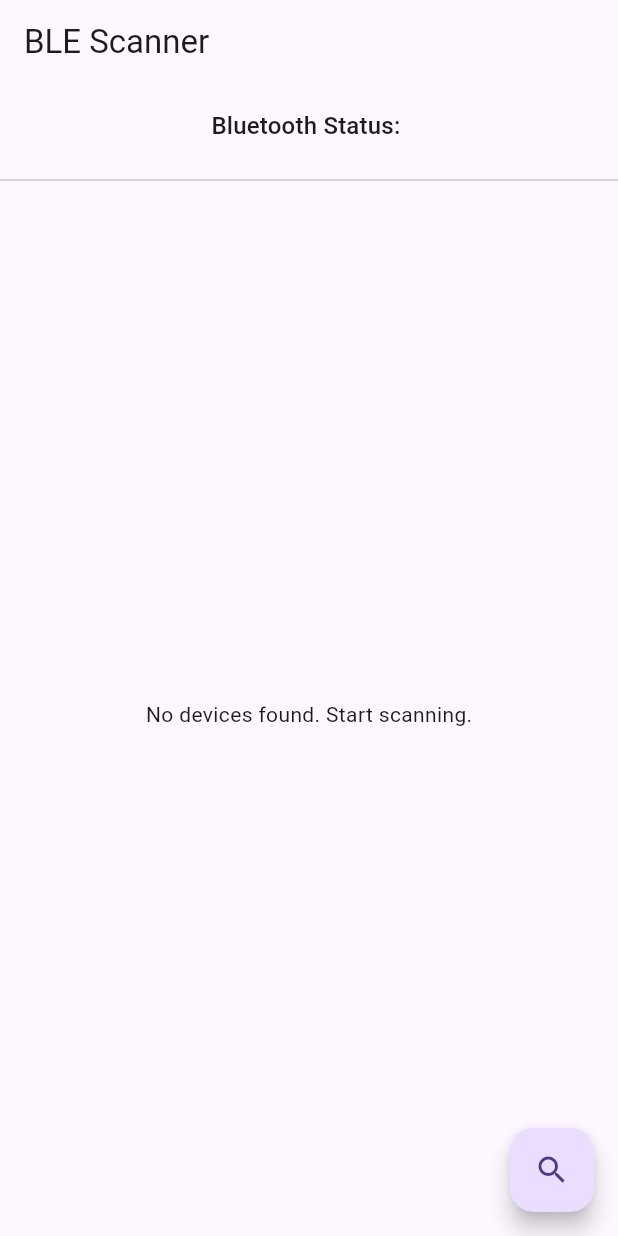
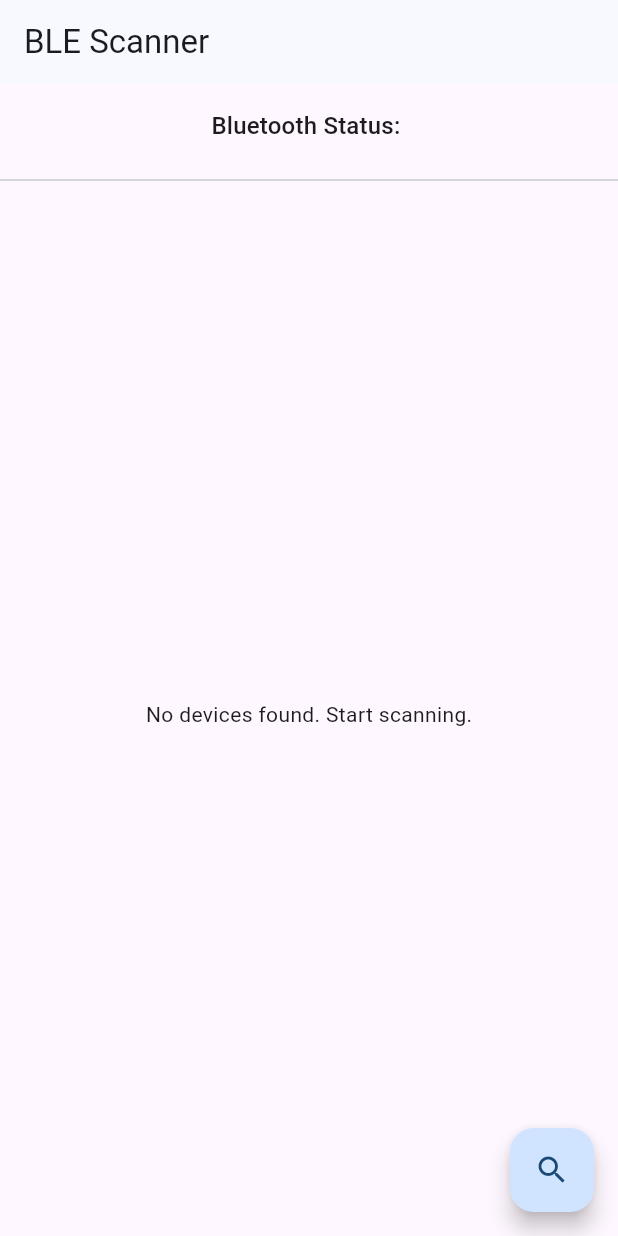
Before and after one commit to Thixq/spy_scanner_neon_apps, a Flutter app: the screen it shows after launch, on a phone screen of 412 x 824 dp. Run offline on Flutter 3.47's test engine with Material 3 defaults, Android fonts, the phone set to English and light mode, and no system bars; our stand-ins replace get_it; missing offline and left inert: flutter_reactive_ble, network_tools, nsd.

Commit message:
core app sizes add and app theme add

```diff
--- /dev/null
+++ b/lib/core/app_sizes.dart
@@ -0,0 +1,59 @@
+import 'package:flutter/material.dart';
+
+/// P roject constants
+final class AppSizes {
+  const AppSizes._();
+
+  /// 2.0
+  static const double extraSmall = 2;
+
+  /// 4.0
+  static const double xSmall = 4;
+
+  /// 8.0
+  static const double small = 8;
+
+  /// 16.0
+  static const double medium = 16;
+
+  /// 24.0
+  static const double large = 24;
+
+  /// 32.0
+  static const double extraLarge = 32;
+
+  /// EdgeInsets: 4.0
+  static EdgeInsets get xSmallPadding => const EdgeInsets.all(xSmall);
+
+  /// EdgeInsets: 8.0
+  static EdgeInsets get smallPadding => const EdgeInsets.all(small);
+
+  /// EdgeInsets: 16.0
+  static EdgeInsets get mediumPadding => const EdgeInsets.all(medium);
+
+  /// EdgeInsets: 24.0
+  static EdgeInsets get largePadding => const EdgeInsets.all(large);
+
+  /// EdgeInsets: 32.0
+  static EdgeInsets get extraLargePadding => const EdgeInsets.all(extraLarge);
+
+  /// BorderRadius: 4.0
+  static BorderRadius get xSmallBorderRadius =>
+      const BorderRadius.all(Radius.circular(xSmall));
+
+  /// BorderRadius: 8.0
+  static BorderRadius get smallBorderRadius =>
+      const BorderRadius.all(Radius.circular(small));
+
+  /// BorderRadius: 16.0
+  static BorderRadius get mediumBorderRadius =>
+      const BorderRadius.all(Radius.circular(medium));
+
+  /// BorderRadius: 24.0
+  static BorderRadius get largeBorderRadius =>
+      const BorderRadius.all(Radius.circular(large));
+
+  /// BorderRadius: 32.0
+  static BorderRadius get extraLargeBorderRadius =>
+      const BorderRadius.all(Radius.circular(extraLarge));
+}
--- /dev/null
+++ b/lib/feature/theme.dart
@@ -0,0 +1,38 @@
+import 'package:flutter/material.dart';
+import 'package:spy_scanner/core/app_sizes.dart';
+
+/// The theme for the app.
+final class SpyTheme {
+  const SpyTheme._();
+
+  /// The filled button theme for the app.
+  static FilledButtonThemeData get filledButtonTheme => FilledButtonThemeData(
+    style: FilledButton.styleFrom(
+      shape: RoundedRectangleBorder(borderRadius: AppSizes.mediumBorderRadius),
+    ),
+  );
+
+  /// The input decoration theme for the app.
+  static InputDecorationTheme get inputDecorationTheme => InputDecorationTheme(
+    border: OutlineInputBorder(borderRadius: AppSizes.mediumBorderRadius),
+  );
+
+  /// The dark theme for the app.
+  static ThemeData dark({required Color seedColor}) =>
+      ThemeData.dark().copyWith(
+        colorScheme: ColorScheme.fromSeed(
+          brightness: Brightness.dark,
+          seedColor: seedColor,
+        ),
+        filledButtonTheme: filledButtonTheme,
+        inputDecorationTheme: inputDecorationTheme,
+      );
+
+  /// The light theme for the app.
+  static ThemeData light({required Color seedColor}) =>
+      ThemeData.light().copyWith(
+        colorScheme: ColorScheme.fromSeed(seedColor: seedColor),
+        filledButtonTheme: filledButtonTheme,
+        inputDecorationTheme: inputDecorationTheme,
+      );
+}
--- a/lib/main.dart
+++ b/lib/main.dart
@@ -2,6 +2,7 @@ import 'package:flutter/material.dart';
 import 'package:spy_scanner/core/logging/logging_manager.dart';
 import 'package:spy_scanner/core/logging/zone_manager.dart';
 import 'package:spy_scanner/dev/ble_scanner.dart';
+import 'package:spy_scanner/feature/theme.dart';
 
 Future<void> main() async {
   WidgetsFlutterBinding.ensureInitialized();
@@ -18,10 +19,8 @@ class MyApp extends StatelessWidget {
   Widget build(BuildContext context) {
     return MaterialApp(
       title: 'BLE Manager Example',
-      theme: ThemeData(
-        primarySwatch: Colors.blue,
-        useMaterial3: true,
-      ),
+      theme: SpyTheme.light(seedColor: Colors.blue),
+      darkTheme: SpyTheme.dark(seedColor: Colors.blue),
       home: const BleScannerScreen(),
     );
   }
```
